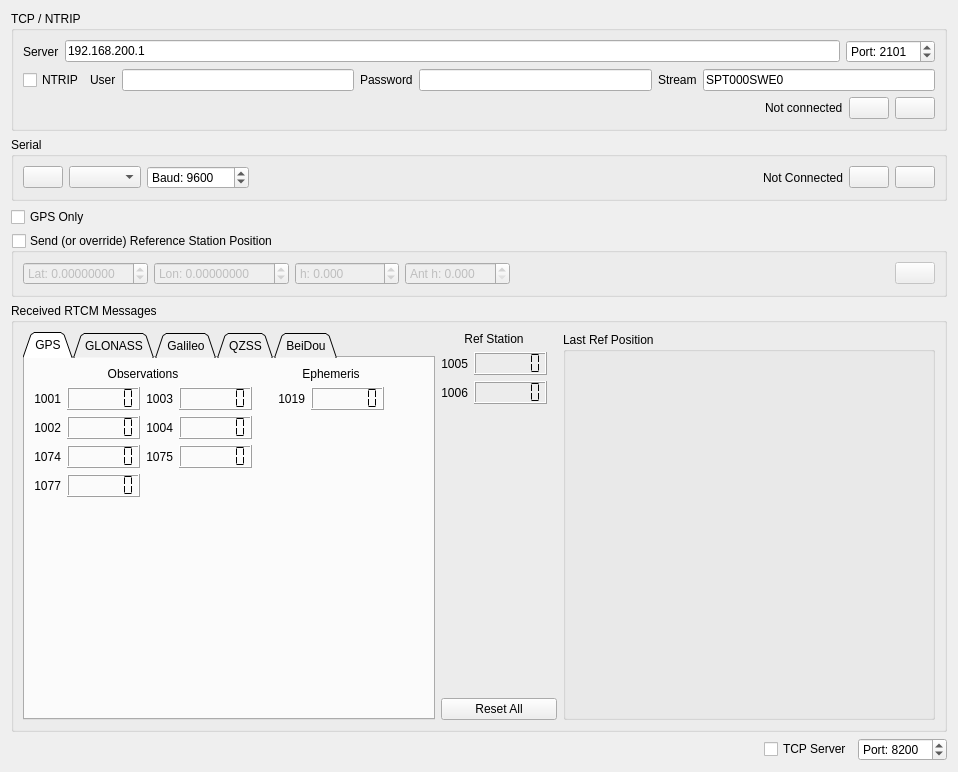
GunnarLarssonSLU/rise_sdvp, file Linux/RControlStation/rtcmwidget.ui: the form before one commit.
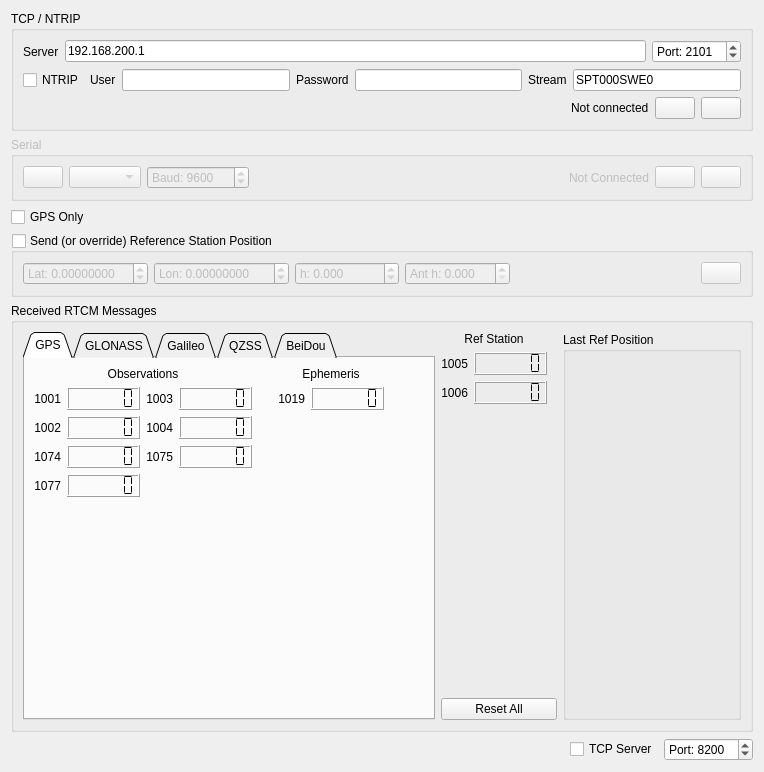
The form after the commit. The open tabs and pages were chosen to show the change. Icons and pictures are not drawn.

```diff
--- a/Linux/RControlStation/rtcmwidget.ui
+++ b/Linux/RControlStation/rtcmwidget.ui
@@ -6,10 +6,16 @@
    <rect>
     <x>0</x>
     <y>0</y>
-    <width>958</width>
+    <width>764</width>
     <height>772</height>
    </rect>
   </property>
+  <property name="sizePolicy">
+   <sizepolicy hsizetype="MinimumExpanding" vsizetype="MinimumExpanding">
+    <horstretch>0</horstretch>
+    <verstretch>0</verstretch>
+   </sizepolicy>
+  </property>
   <property name="windowTitle">
    <string>Form</string>
   </property>
@@ -72,6 +78,9 @@
         </item>
         <item>
          <widget class="QLineEdit" name="ntripUserEdit">
+          <property name="enabled">
+           <bool>true</bool>
+          </property>
           <property name="text">
            <string/>
           </property>
@@ -170,6 +179,9 @@
    </item>
    <item>
     <widget class="QGroupBox" name="groupBox_3">
+     <property name="enabled">
+      <bool>false</bool>
+     </property>
      <property name="title">
       <string>Serial</string>
      </property>
```
Left out of the diff: 10 changed lines with no effect on the pictures.
